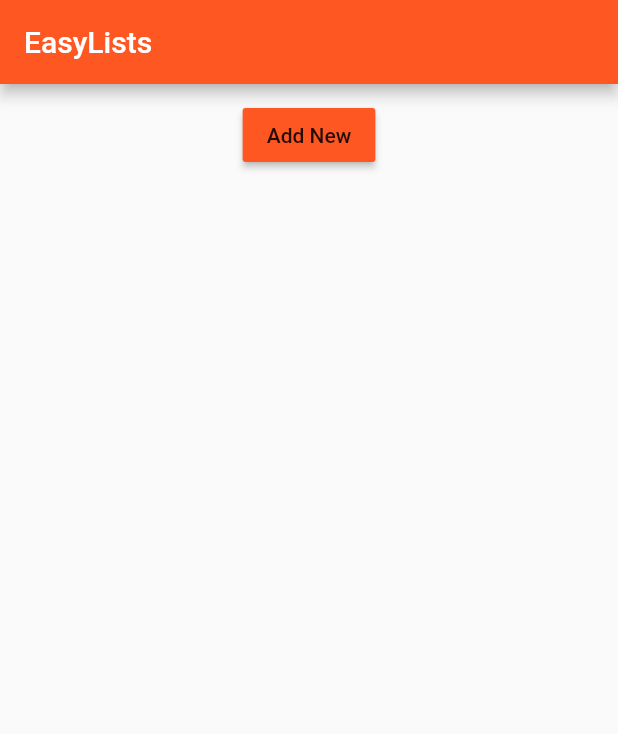
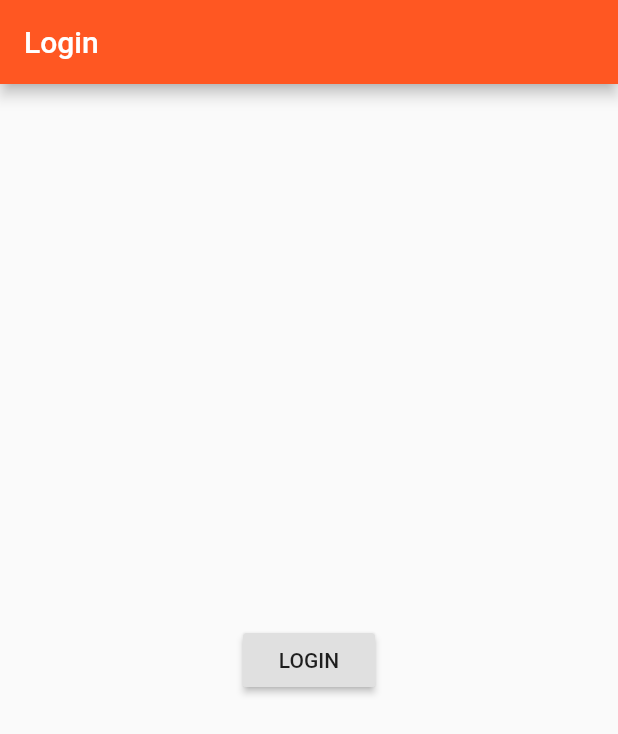
Before and after one commit to thotranphuoc/flutter1, a Flutter app: the screen it shows after launch, on a phone screen of 412 x 824 dp. Shown: the top 734 px of the screen. Run offline on Flutter 3.47's test engine with Material 2 defaults, Android fonts, the phone set to English and light mode, and no system bars.

Commit message:
add login page, pushReplacement()

```diff
--- a/lib/main.dart
+++ b/lib/main.dart
@@ -1,6 +1,6 @@
 import 'package:flutter/material.dart';
 import 'package:flutter/rendering.dart';
-import './pages/home.dart';
+import './pages/auth.dart';
 
 // void main() => runApp(MyApp());
 void main() {
@@ -19,6 +19,6 @@ class MyApp extends StatelessWidget {
             brightness: Brightness.light,
             primarySwatch: Colors.deepOrange,
             accentColor: Colors.deepPurple),
-        home: HomePage());
+        home: AuthPage());
   }
 }
--- /dev/null
+++ b/lib/pages/auth.dart
@@ -0,0 +1,22 @@
+import 'package:flutter/material.dart';
+import './products.dart';
+
+class AuthPage extends StatelessWidget {
+  @override
+  Widget build(BuildContext context) {
+    // TODO: implement build
+    return Scaffold(
+        appBar: AppBar(
+          title: Text('Login'),
+        ),
+        body: Center(
+            child: RaisedButton(
+                child: Text('LOGIN'),
+                onPressed: () {
+                  Navigator.pushReplacement(
+                      context,
+                      MaterialPageRoute(
+                          builder: (BuildContext context) => ProductsPage()));
+                })));
+  }
+}
--- a/lib/pages/home.dart
+++ b/lib/pages/products.dart
@@ -1,7 +1,7 @@
 import 'package:flutter/material.dart';
 import '../product_manager.dart';
 
-class HomePage extends StatelessWidget {
+class ProductsPage extends StatelessWidget {
   @override
   Widget build(BuildContext context) {
     // TODO: implement build
```
